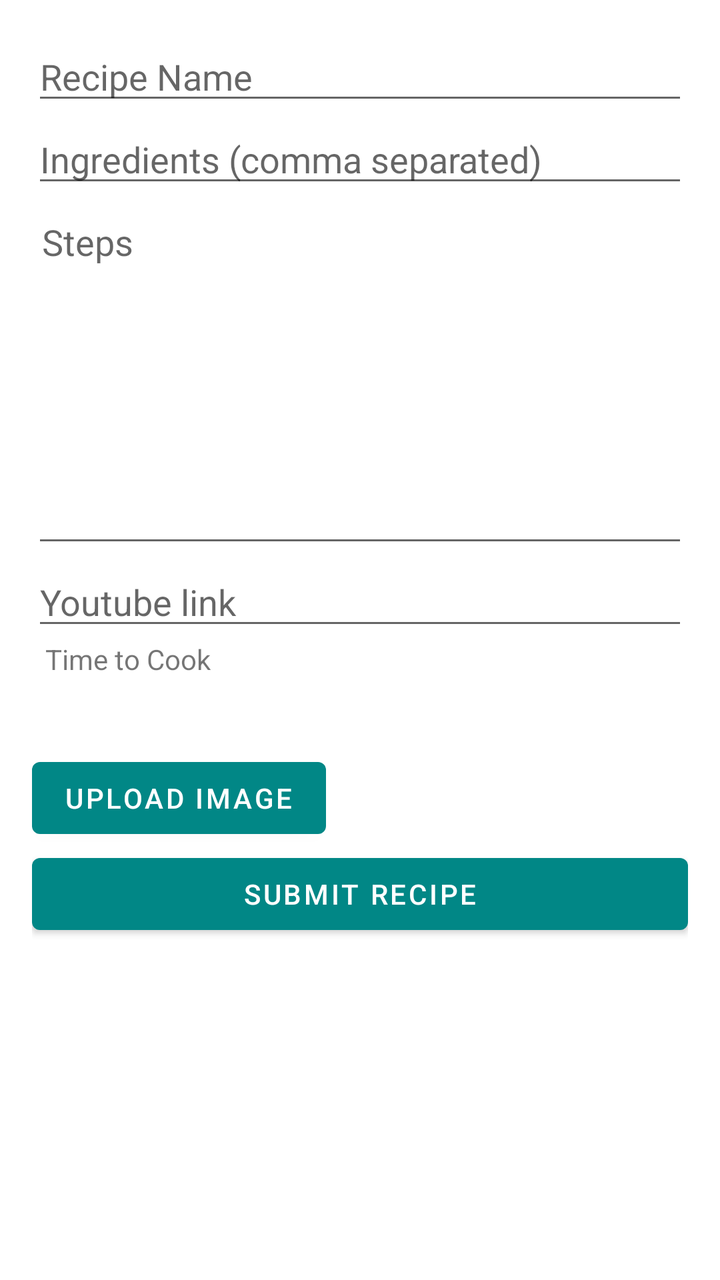
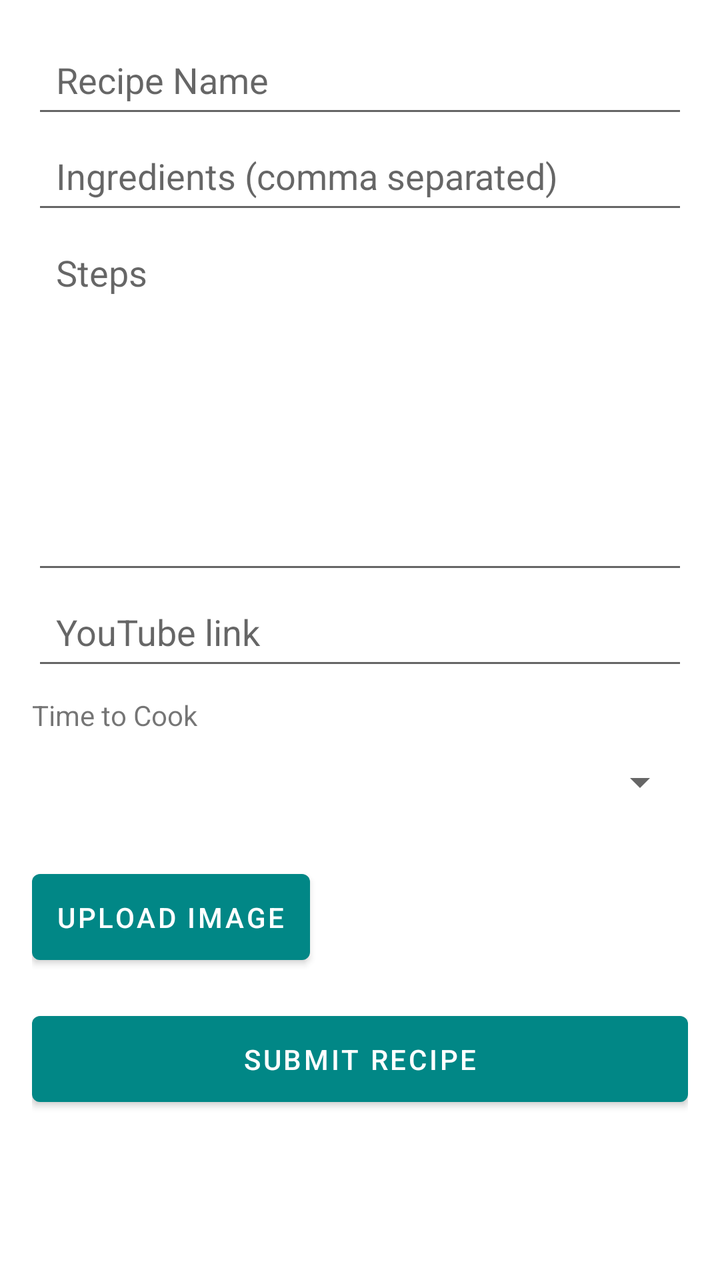

An Android layout rendered at two revisions. The XML below is the earlier revision; the diff shows what the commit changed to produce the second picture.
<!-- AndroidManifest.xml: application theme Theme.DishEka -->
<!-- res/layout/activity_add_recipe.xml -->
<?xml version="1.0" encoding="utf-8"?>
<LinearLayout xmlns:android="http://schemas.android.com/apk/res/android"
    android:layout_width="match_parent"
    android:layout_height="match_parent"
    android:orientation="vertical"
    android:padding="16dp">

    
    <EditText
        android:id="@+id/editTextRecipeName"
        android:layout_width="match_parent"
        android:layout_height="wrap_content"
        android:hint="Recipe Name" />

    
    <EditText
        android:id="@+id/editTextIngredients"
        android:layout_width="match_parent"
        android:layout_height="wrap_content"
        android:hint="Ingredients (comma separated)" />

    

    

    
    <EditText
        android:id="@+id/editTextSteps"
        android:layout_width="match_parent"
        android:layout_height="180dp"
        android:gravity="top|start"
        android:hint="Steps"
        android:inputType="text|textMultiLine"
        android:paddingLeft="5dp"
        android:singleLine="false"
        android:textAlignment="viewStart"
        android:verticalScrollbarPosition="right" />

    <EditText
        android:id="@+id/editTextUrl"
        android:layout_width="match_parent"
        android:layout_height="wrap_content"
        android:hint="Youtube link" />

    <TextView
        android:id="@+id/textView2"
        android:layout_width="match_parent"
        android:layout_height="wrap_content"
        android:text="  Time to Cook" />

    <Spinner
        android:id="@+id/spinnerPreparationTime"
        android:layout_width="384dp"
        android:layout_height="36dp" />

    <Button
        android:id="@+id/buttonUploadImage"
        android:layout_width="wrap_content"
        android:layout_height="wrap_content"
        android:text="Upload Image" />

    
    <ImageView
        android:id="@+id/imageViewRecipe"
        android:layout_width="match_parent"
        android:layout_height="200dp"
        android:scaleType="centerCrop"
        android:visibility="gone" />

    
    <Button
        android:id="@+id/buttonSubmit"
        android:layout_width="match_parent"
        android:layout_height="wrap_content"
        android:text="Submit Recipe" />

</LinearLayout>
<!-- resources referenced by this layout -->
<resources>
  <style name="Theme.DishEka" parent="Theme.MaterialComponents.DayNight">
          
          <item name="colorPrimary">@color/teal_700</item>
          <item name="colorPrimaryVariant">@color/purple_700</item>
          <item name="colorOnPrimary">@color/white</item>
          
          <item name="colorSecondary">@color/teal_200</item>
          <item name="colorSecondaryVariant">@color/teal_700</item>
          <item name="colorOnSecondary">@color/black</item>
          
          <item name="android:statusBarColor">?attr/colorPrimaryVariant</item>
  
          
      </style>
  <color name="teal_700">#FF018786</color>
  <color name="purple_700">#FF3700B3</color>
  <color name="white">#FFFFFFFF</color>
  <color name="teal_200">#FF03DAC5</color>
  <color name="black">#FF000000</color>
</resources>

<!-- the commit's change to res/layout/activity_add_recipe.xml (unified diff, before → after) -->
@@ -9,19 +9,17 @@
     <EditText
         android:id="@+id/editTextRecipeName"
         android:layout_width="match_parent"
-        android:layout_height="wrap_content"
-        android:hint="Recipe Name" />
+        android:layout_height="48dp"
+        android:hint="Recipe Name"
+        android:padding="12dp" />
 
     
     <EditText
         android:id="@+id/editTextIngredients"
         android:layout_width="match_parent"
-        android:layout_height="wrap_content"
-        android:hint="Ingredients (comma separated)" />
-
-    
-
-    
+        android:layout_height="48dp"
+        android:hint="Ingredients (comma separated)"
+        android:padding="12dp" />
 
     
     <EditText
@@ -31,33 +29,40 @@
         android:gravity="top|start"
         android:hint="Steps"
         android:inputType="text|textMultiLine"
-        android:paddingLeft="5dp"
+        android:padding="12dp"
         android:singleLine="false"
-        android:textAlignment="viewStart"
-        android:verticalScrollbarPosition="right" />
+        android:textAlignment="viewStart" />
 
+    
     <EditText
         android:id="@+id/editTextUrl"
         android:layout_width="match_parent"
-        android:layout_height="wrap_content"
-        android:hint="Youtube link" />
+        android:layout_height="48dp"
+        android:hint="YouTube link"
+        android:padding="12dp" />
 
     <TextView
         android:id="@+id/textView2"
         android:layout_width="match_parent"
         android:layout_height="wrap_content"
-        android:text="  Time to Cook" />
+        android:text="Time to Cook"
+        android:paddingTop="8dp" />
 
+    
     <Spinner
         android:id="@+id/spinnerPreparationTime"
-        android:layout_width="384dp"
-        android:layout_height="36dp" />
+        android:layout_width="match_parent"
+        android:layout_height="48dp"
+        android:padding="12dp" />
 
+    
     <Button
         android:id="@+id/buttonUploadImage"
         android:layout_width="wrap_content"
         android:layout_height="wrap_content"
-        android:text="Upload Image" />
+        android:text="Upload Image"
+        android:padding="12dp"
+        android:layout_marginTop="16dp" />
 
     
     <ImageView
@@ -65,13 +70,16 @@
         android:layout_width="match_parent"
         android:layout_height="200dp"
         android:scaleType="centerCrop"
-        android:visibility="gone" />
+        android:visibility="gone"
+        android:layout_marginTop="16dp" />
 
     
     <Button
         android:id="@+id/buttonSubmit"
         android:layout_width="match_parent"
         android:layout_height="wrap_content"
-        android:text="Submit Recipe" />
+        android:text="Submit Recipe"
+        android:padding="12dp"
+        android:layout_marginTop="16dp" />
 
 </LinearLayout>
